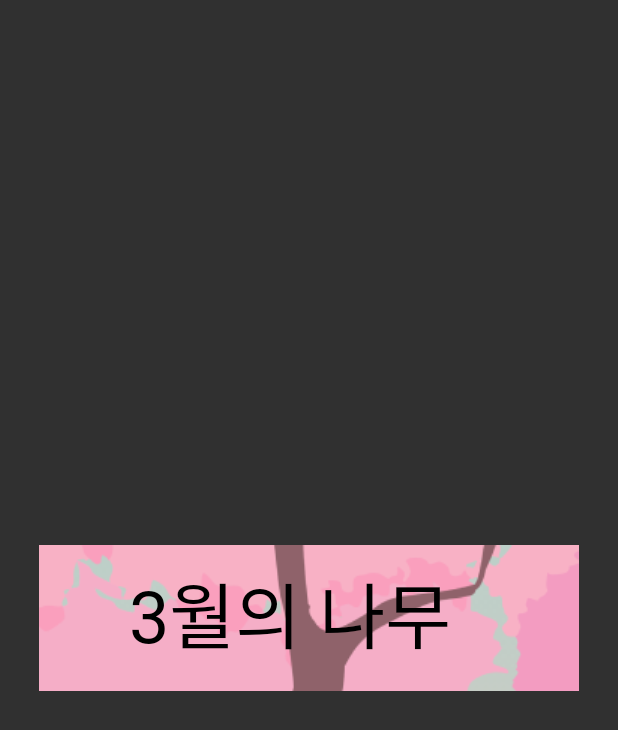
After one commit to OhChanhee/SimpleToDoList, an Android app: the layout tree_item.xml on its own in the app's theme, with its tools: preview values and no code run, on a phone screen of 412 x 824 dp. The commit adds this screen. Shown: the top 730 px of the screen. Run offline under Robolectric (Android 15) with nearby library versions, the phone set to English and light mode, and no system bars.

Commit message:
[ADD] treeList
트리리스트 xml,트리리스트에 있는 리사이클러뷰 코드 작성중

```diff
--- a/app/src/main/java/com/example/simpletodolist/view/TreeActivity.kt
+++ b/app/src/main/java/com/example/simpletodolist/view/TreeActivity.kt
@@ -45,7 +45,8 @@ class TreeActivity : AppCompatActivity() {
         })
 
         binding.treeBtn.setOnClickListener() {
-
+            val intent = Intent(this,TreeListActivity::class.java)
+            startActivity(intent)
         }
         binding.writeBtn.setOnClickListener() {
 
--- /dev/null
+++ b/app/src/main/res/drawable/round_btn.xml
@@ -0,0 +1,11 @@
+<?xml version="1.0" encoding="utf-8"?>
+<shape xmlns:android="http://schemas.android.com/apk/res/android"
+    android:padding="10dp"
+    android:shape="rectangle" >
+    <solid android:color="#000000" />
+    <corners
+        android:bottomLeftRadius="12dp"
+        android:bottomRightRadius="12dp"
+        android:topLeftRadius="12dp"
+        android:topRightRadius="12dp" />
+</shape>
--- /dev/null
+++ b/app/src/main/res/layout/tree_item.xml
@@ -0,0 +1,33 @@
+<?xml version="1.0" encoding="utf-8"?>
+<androidx.constraintlayout.widget.ConstraintLayout xmlns:android="http://schemas.android.com/apk/res/android"
+    xmlns:app="http://schemas.android.com/apk/res-auto"
+    xmlns:tools="http://schemas.android.com/tools"
+    android:layout_width="match_parent"
+    android:layout_height="match_parent">
+
+    <androidx.appcompat.widget.AppCompatImageButton
+        android:id="@+id/appCompatImageButton"
+        android:layout_width="wrap_content"
+        android:layout_height="97dp"
+        android:background="@drawable/round_btn"
+        android:scaleType="centerCrop"
+        android:src="@drawable/spring_background"
+        app:layout_constraintBottom_toBottomOf="parent"
+        app:layout_constraintEnd_toEndOf="parent"
+        app:layout_constraintStart_toStartOf="parent"
+        app:layout_constraintTop_toTopOf="parent" />
+
+    <androidx.appcompat.widget.AppCompatTextView
+        android:id="@+id/treeItemTitle_tv"
+        android:layout_width="wrap_content"
+        android:layout_height="wrap_content"
+        android:fontFamily="@font/nanumggocnaeeum"
+        android:text="3월의 나무"
+        android:textColor="@color/black"
+        android:textSize="48sp"
+        android:layout_marginBottom="7dp"
+        app:layout_constraintBottom_toBottomOf="@+id/appCompatImageButton"
+        app:layout_constraintEnd_toEndOf="@+id/appCompatImageButton"
+        app:layout_constraintStart_toStartOf="parent"
+        app:layout_constraintTop_toTopOf="@+id/appCompatImageButton" />
+</androidx.constraintlayout.widget.ConstraintLayout>
```
Also changed, not shown: app/src/main/java/com/example/simpletodolist/adapter/TreeListRecyclerviewAdapter.kt (added, +37 -0 lines), app/src/main/java/com/example/simpletodolist/view/TreeListActivity.kt (+10 -1 lines), app/src/main/res/drawable/ic_left_arrow.xml (added, +10 -0 lines), app/src/main/res/drawable/ic_right_arrow.xml (added, +10 -0 lines), app/src/main/res/drawable/ic_tree_item.xml (added, +9 -0 lines), app/src/main/res/drawable/ic_tree_recyclerview_bg.xml (added, +9 -0 lines), app/src/main/res/drawable/ic_two_dot_line.xml (added, +11 -0 lines), app/src/main/res/layout/activity_tree_list.xml (+48 -2 lines).
